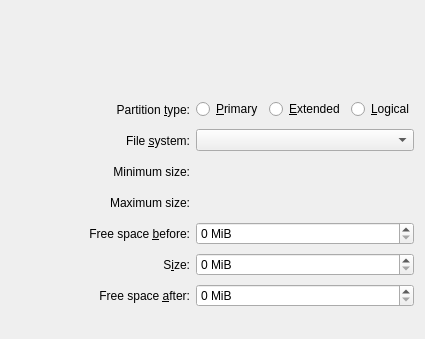
The window that src/gui/sizedialogwidgetbase.ui (KDE/partitionmanager) describes before a commit, drawn with Qt 5.
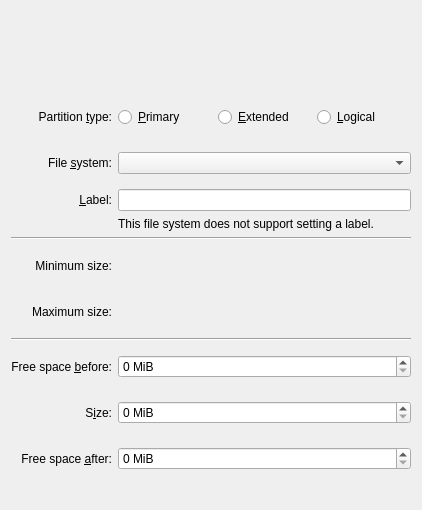
The same window after the commit. Custom widgets are drawn as their Qt base class.

Commit message: Allow setting a file system label in the NewDialog.

```diff
--- a/src/gui/sizedialogwidgetbase.ui
+++ b/src/gui/sizedialogwidgetbase.ui
@@ -5,8 +5,8 @@
    <rect>
     <x>0</x>
     <y>0</y>
-    <width>425</width>
-    <height>339</height>
+    <width>410</width>
+    <height>510</height>
    </rect>
   </property>
   <layout class="QVBoxLayout" name="verticalLayout" >
@@ -32,11 +32,11 @@
       <enum>Qt::Vertical</enum>
      </property>
      <property name="sizeType" >
-      <enum>QSizePolicy::Preferred</enum>
+      <enum>QSizePolicy::Fixed</enum>
      </property>
      <property name="sizeHint" stdset="0" >
       <size>
-       <width>278</width>
+       <width>20</width>
        <height>20</height>
       </size>
      </property>
@@ -83,9 +83,16 @@
       </widget>
      </item>
      <item row="1" column="1" >
-      <widget class="KComboBox" name="m_ComboFileSystem" />
+      <widget class="KComboBox" name="m_ComboFileSystem" >
+       <property name="sizePolicy" >
+        <sizepolicy vsizetype="Fixed" hsizetype="Preferred" >
+         <horstretch>3</horstretch>
+         <verstretch>0</verstretch>
+        </sizepolicy>
+       </property>
+      </widget>
      </item>
-     <item row="2" column="0" >
+     <item row="7" column="0" >
       <widget class="QLabel" name="label_4" >
        <property name="sizePolicy" >
         <sizepolicy vsizetype="Expanding" hsizetype="Preferred" >
@@ -101,10 +108,10 @@
        </property>
       </widget>
      </item>
-     <item row="2" column="1" >
+     <item row="7" column="1" >
       <widget class="QLabel" name="m_LabelMinSize" />
      </item>
-     <item row="3" column="0" >
+     <item row="8" column="0" >
       <widget class="QLabel" name="label_5" >
        <property name="sizePolicy" >
         <sizepolicy vsizetype="Expanding" hsizetype="Preferred" >
@@ -120,10 +127,10 @@
        </property>
       </widget>
      </item>
-     <item row="3" column="1" >
+     <item row="8" column="1" >
       <widget class="QLabel" name="m_LabelMaxSize" />
      </item>
-     <item row="4" column="0" >
+     <item row="10" column="0" >
       <widget class="QLabel" name="label" >
        <property name="sizePolicy" >
         <sizepolicy vsizetype="Expanding" hsizetype="Preferred" >
@@ -142,8 +149,14 @@
        </property>
       </widget>
      </item>
-     <item row="4" column="1" >
+     <item row="10" column="1" >
       <widget class="QSpinBox" name="m_SpinFreeBefore" >
+       <property name="sizePolicy" >
+        <sizepolicy vsizetype="Fixed" hsizetype="Minimum" >
+         <horstretch>3</horstretch>
+         <verstretch>0</verstretch>
+        </sizepolicy>
+       </property>
        <property name="suffix" >
         <string comment="@label:spinbox" > MiB</string>
        </property>
@@ -155,7 +168,7 @@
        </property>
       </widget>
      </item>
-     <item row="5" column="0" >
+     <item row="11" column="0" >
       <widget class="QLabel" name="label_2" >
        <property name="sizePolicy" >
         <sizepolicy vsizetype="Expanding" hsizetype="Preferred" >
@@ -174,8 +187,14 @@
        </property>
       </widget>
      </item>
-     <item row="5" column="1" >
+     <item row="11" column="1" >
       <widget class="QSpinBox" name="m_SpinCapacity" >
+       <property name="sizePolicy" >
+        <sizepolicy vsizetype="Fixed" hsizetype="Minimum" >
+         <horstretch>3</horstretch>
+         <verstretch>0</verstretch>
+        </sizepolicy>
+       </property>
        <property name="suffix" >
         <string comment="@label:spinbox" > MiB</string>
        </property>
@@ -187,7 +206,7 @@
        </property>
       </widget>
      </item>
-     <item row="6" column="0" >
+     <item row="12" column="0" >
       <widget class="QLabel" name="label_3" >
        <property name="sizePolicy" >
         <sizepolicy vsizetype="Expanding" hsizetype="Preferred" >
@@ -206,8 +225,14 @@
        </property>
       </widget>
      </item>
-     <item row="6" column="1" >
+     <item row="12" column="1" >
       <widget class="QSpinBox" name="m_SpinFreeAfter" >
+       <property name="sizePolicy" >
+        <sizepolicy vsizetype="Fixed" hsizetype="Minimum" >
+         <horstretch>3</horstretch>
+         <verstretch>0</verstretch>
+        </sizepolicy>
+       </property>
        <property name="suffix" >
         <string comment="@label:spinbox" > MiB</string>
        </property>
@@ -244,6 +269,50 @@
        </item>
       </layout>
      </item>
+     <item row="9" column="0" colspan="2" >
+      <widget class="Line" name="line_2" >
+       <property name="orientation" >
+        <enum>Qt::Horizontal</enum>
+       </property>
+      </widget>
+     </item>
+     <item row="5" column="1" >
+      <widget class="QLabel" name="m_LabelTextNoSetLabel" >
+       <property name="text" >
+        <string comment="@label" >This file system does not support setting a label.</string>
+       </property>
+       <property name="wordWrap" >
+        <bool>true</bool>
+       </property>
+      </widget>
+     </item>
+     <item row="3" column="0" >
+      <widget class="QLabel" name="m_LabelTextLabel" >
+       <property name="text" >
+        <string comment="@label" >&amp;Label:</string>
+       </property>
+       <property name="alignment" >
+        <set>Qt::AlignRight|Qt::AlignTrailing|Qt::AlignVCenter</set>
+       </property>
+       <property name="buddy" >
+        <cstring>m_EditLabel</cstring>
+       </property>
+      </widget>
+     </item>
+     <item row="6" column="0" colspan="2" >
+      <widget class="Line" name="line" >
+       <property name="orientation" >
+        <enum>Qt::Horizontal</enum>
+       </property>
+      </widget>
+     </item>
+     <item row="3" column="1" >
+      <widget class="KLineEdit" name="m_EditLabel" >
+       <property name="maxLength" >
+        <number>16</number>
+       </property>
+      </widget>
+     </item>
     </layout>
    </item>
    <item>
@@ -252,7 +321,7 @@
       <enum>Qt::Vertical</enum>
      </property>
      <property name="sizeType" >
-      <enum>QSizePolicy::Preferred</enum>
+      <enum>QSizePolicy::Fixed</enum>
      </property>
      <property name="sizeHint" stdset="0" >
       <size>
@@ -270,6 +339,11 @@
    <extends>QComboBox</extends>
    <header>kcombobox.h</header>
   </customwidget>
+  <customwidget>
+   <class>KLineEdit</class>
+   <extends>QLineEdit</extends>
+   <header>klineedit.h</header>
+  </customwidget>
   <customwidget>
    <class>PartResizerWidget</class>
    <extends>QWidget</extends>
```
Left out of the diff: 2 changed lines with no effect on the pictures. The commit also changes 5 other files.
